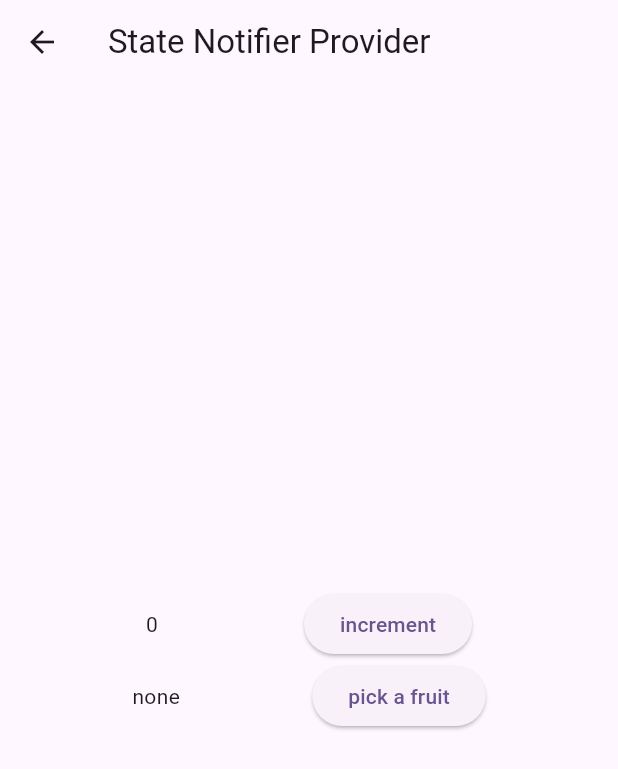
After one commit to anooravk/riverpodpractice, a Flutter app: the InitialClass screen opened directly, on a phone screen of 412 x 824 dp. The commit adds this screen. Shown: the top 769 px of the screen. Run offline on Flutter 3.47's test engine with Material 3 defaults, Android fonts, the phone set to English and light mode, and no system bars; our stand-ins replace flutter_riverpod, riverpod; network calls fail.

Commit message:
state notifier provider stream provider future provider

```diff
--- /dev/null
+++ b/lib/initialscreen.dart
@@ -0,0 +1,47 @@
+import 'package:flutter/material.dart';
+import 'package:flutter_riverpod/flutter_riverpod.dart';
+import 'package:riverpodpractice/statenotifier.dart';
+
+final countProvider = StateNotifierProvider<Counter, int>((ref) => Counter());
+final fruitProvider = StateNotifierProvider<Picker, String>((ref) => Picker());
+
+class InitialClass extends ConsumerWidget {
+  const InitialClass({super.key});
+
+  @override
+  Widget build(BuildContext context, WidgetRef ref) {
+    final count = ref.watch(countProvider);
+    final fruit = ref.watch(fruitProvider);
+    return Scaffold(
+      appBar: AppBar(title: Text('State Notifier Provider'),),
+      body: Column(
+        mainAxisAlignment: MainAxisAlignment.center,
+        crossAxisAlignment: CrossAxisAlignment.center,
+        children: [
+          Row(
+            mainAxisAlignment: MainAxisAlignment.spaceEvenly,
+            children: [
+              Text(count.toString()),
+              ElevatedButton(
+                  onPressed: () {
+                    ref.read(countProvider.notifier).incrementCounter();
+                  },
+                  child: Text('increment')),
+            ],
+          ),
+          Row(
+            mainAxisAlignment: MainAxisAlignment.spaceEvenly,
+            children: [
+              Text(fruit),
+              ElevatedButton(
+                  onPressed: () {
+                    ref.read(fruitProvider.notifier).pickRandom();
+                  },
+                  child: Text('pick a fruit')),
+            ],
+          )
+        ],
+      ),
+    );
+  }
+}
--- a/lib/main.dart
+++ b/lib/main.dart
@@ -1,6 +1,9 @@
 import 'package:flutter/material.dart';
 import 'package:flutter_riverpod/flutter_riverpod.dart';
 import 'package:riverpod/riverpod.dart';
+import 'package:riverpodpractice/userscreen.dart';
+
+import 'initialscreen.dart';
 
 final nameProvider = Provider<String>((ref) => "hello from riverpod!");
 final counterProvider = StateProvider<int>((ref) => 0);
@@ -20,7 +23,7 @@ class MyApp extends StatelessWidget {
         colorScheme: ColorScheme.fromSeed(seedColor: Colors.deepPurple),
         useMaterial3: true,
       ),
-      home: const MyHomePage(),
+      home: const UserScreen(),
     );
   }
 }
--- /dev/null
+++ b/lib/statenotifier.dart
@@ -0,0 +1,21 @@
+import 'package:flutter_riverpod/flutter_riverpod.dart';
+import 'dart:math';
+
+class Counter extends StateNotifier<int>{
+  Counter():super(0);
+
+  void incrementCounter(){
+    state++;
+  }
+
+}
+class Picker extends StateNotifier<String>{
+  Picker():super('none');
+  final List<String> fruits = ['Apple', 'Banana', 'Cherry', 'Date', 'Elderberry'];
+
+  void pickRandom() {
+    Random random = new Random();
+    int randomNumber = random.nextInt(fruits.length);
+    state = fruits[randomNumber];
+  }
+}
--- a/pubspec.yaml
+++ b/pubspec.yaml
@@ -16,6 +16,7 @@ dependencies:
 
   cupertino_icons: ^1.0.6
   flutter_riverpod: ^2.5.1
+  http: ^1.2.1
 
 dev_dependencies:
   flutter_test:
```
Also changed, not shown: lib/apiservices.dart (added, +17 -0 lines), lib/stream.dart (added, +38 -0 lines), lib/usermodel.dart (added, +94 -0 lines), lib/userscreen.dart (added, +41 -0 lines), pubspec.lock.
